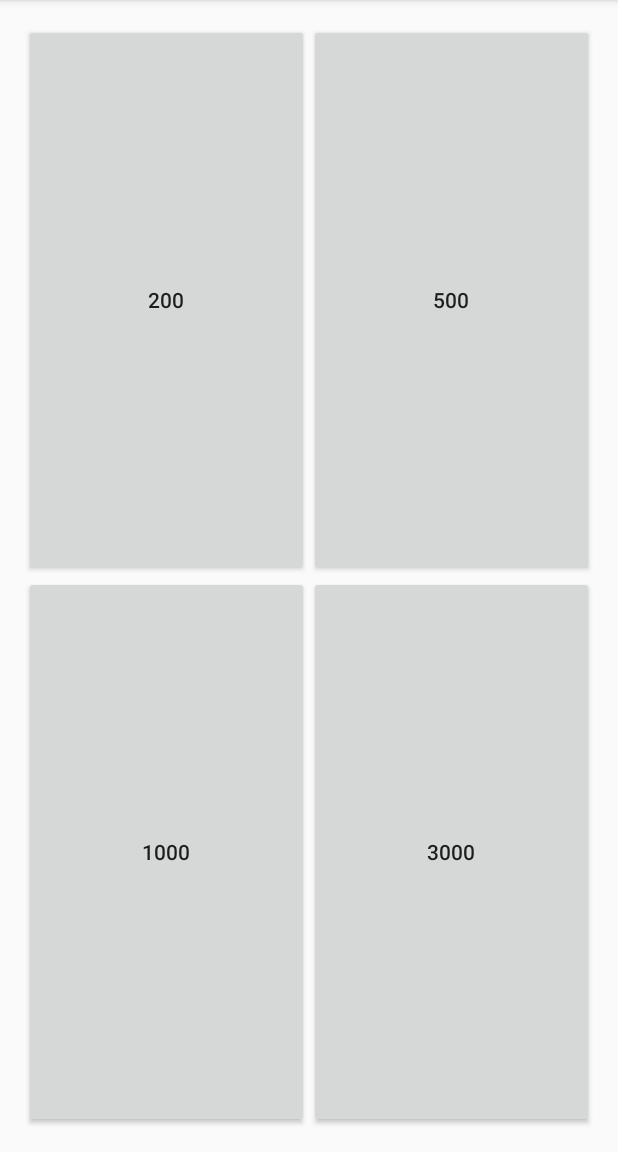
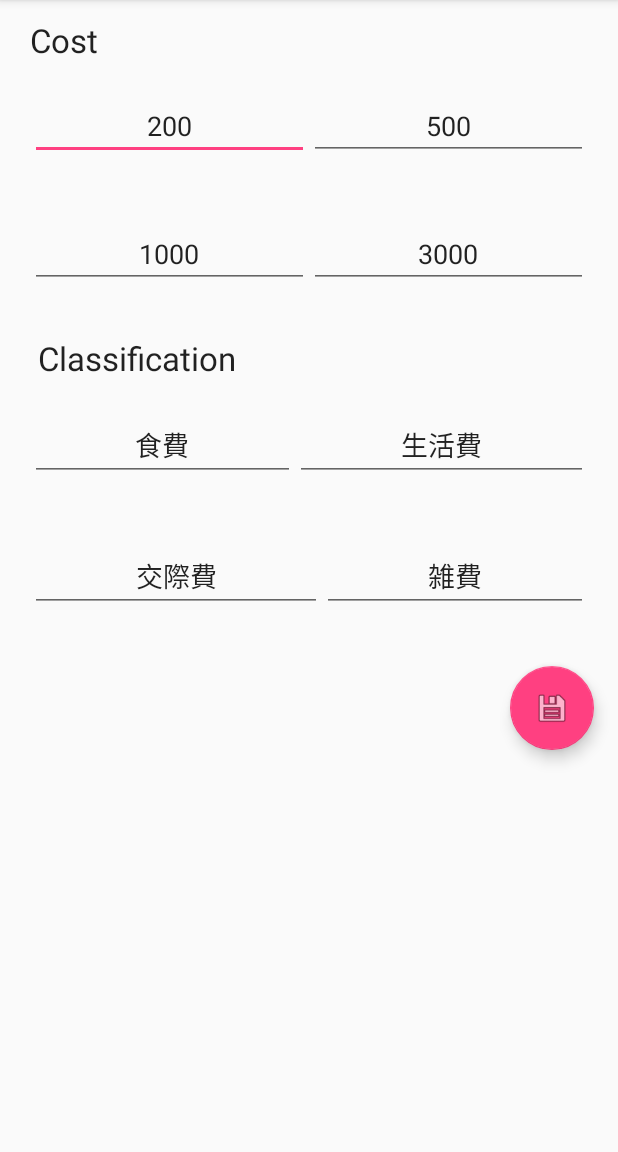
Before and after one commit to monohal/LPAccountBook, an Android app: the screen it shows after launch (LPAccountBookActivity before the commit, setDataActivity after it), in the options menu, after a tap on "Settings", on a phone screen of 412 x 824 dp, the part 84-1236 px from its top. Run offline under Robolectric (Android 15) with nearby library versions, the phone set to English and light mode, and no system bars.

Commit message:
データベース実装（要素変更まで）

```diff
--- a/app/src/main/AndroidManifest.xml
+++ b/app/src/main/AndroidManifest.xml
@@ -23,6 +23,10 @@
             android:name=".ListViewActivity">
         </activity>
 
+        <activity
+            android:name=".setDataActivity">
+        </activity>
+
         <provider
             android:authorities="com.example.hal.lpaccountbook"
             android:name="com.example.hal.lpaccountbook.DataProvider"
--- a/app/src/main/java/com/example/hal/lpaccountbook/InputState.java
+++ b/app/src/main/java/com/example/hal/lpaccountbook/InputState.java
@@ -19,10 +19,10 @@ public interface InputState {
     String MONEY_DATA = Data.MONEY_DATA;
     String STRING_DATA = Data.STRING_DATA;
 
-    String UL = "hl_button";
-    String UR = "hr_button";
-    String LL = "ll_button";
-    String LR = "lr_button";
+    String UL = "upper_left";
+    String UR = "upper_right";
+    String LL = "lower_left";
+    String LR = "lower_right";
 
     /**
      *  ボタンにsettextする
--- a/app/src/main/java/com/example/hal/lpaccountbook/LPAccountBookActivity.java
+++ b/app/src/main/java/com/example/hal/lpaccountbook/LPAccountBookActivity.java
@@ -85,14 +85,17 @@ public class LPAccountBookActivity extends AppCompatActivity {
         // automatically handle clicks on the Home/Up btnLL, so long
         // as you specify a parent activity in AndroidManifest.xml.
         int id = item.getItemId();
+        Intent intent;
 
         //noinspection SimplifiableIfStatement
         switch (id){
             case R.id.action_settings:
+                intent = new Intent(this, setDataActivity.class);
+                startActivity(intent);
                 return true;
 
             case R.id.action_listview:
-                Intent intent = new Intent(this, ListViewActivity.class);
+                intent = new Intent(this, ListViewActivity.class);
                 startActivity(intent);
                 return true;
         }
--- a/app/src/main/java/com/example/hal/lpaccountbook/ListViewActivity.java
+++ b/app/src/main/java/com/example/hal/lpaccountbook/ListViewActivity.java
@@ -5,6 +5,7 @@ import android.content.ContentResolver;
 import android.content.ContentUris;
 import android.content.Context;
 import android.content.CursorLoader;
+import android.content.Intent;
 import android.content.Loader;
 import android.database.Cursor;
 import android.database.sqlite.SQLiteDatabase;
@@ -13,6 +14,8 @@ import android.net.Uri;
 import android.os.Bundle;
 import android.provider.ContactsContract;
 import android.support.v7.app.AppCompatActivity;
+import android.view.Menu;
+import android.view.MenuItem;
 import android.view.View;
 import android.widget.AdapterView;
 import android.widget.ListView;
@@ -107,4 +110,40 @@ public class ListViewActivity extends AppCompatActivity
     public void onLoaderReset(Loader<Cursor> loader) {
         adapter.swapCursor(null);
     }
+
+    @Override
+    public boolean onCreateOptionsMenu(Menu menu) {
+        // Inflate the menu; this adds items to the action bar if it is present.
+        getMenuInflater().inflate(R.menu.menu_lpaccount_book, menu);
+        return true;
+    }
+
+    @Override
+    public boolean onOptionsItemSelected(MenuItem item) {
+        // Handle action bar item clicks here. The action bar will
+        // automatically handle clicks on the Home/Up btnLL, so long
+        // as you specify a parent activity in AndroidManifest.xml.
+        int id = item.getItemId();
+        Intent intent;
+
+        //noinspection SimplifiableIfStatement
+        switch (id){
+            case R.id.action_input:
+                intent = new Intent(this, LPAccountBookActivity.class);
+                startActivity(intent);
+                return true;
+
+            case R.id.action_settings:
+                intent = new Intent(this, setDataActivity.class);
+                startActivity(intent);
+                return true;
+
+            case R.id.action_listview:
+                intent = new Intent(this, ListViewActivity.class);
+                startActivity(intent);
+                return true;
+        }
+
+        return super.onOptionsItemSelected(item);
+    }
 }
--- /dev/null
+++ b/app/src/main/java/com/example/hal/lpaccountbook/setDataActivity.java
@@ -0,0 +1,128 @@
+package com.example.hal.lpaccountbook;
+
+import android.content.Intent;
+import android.content.SharedPreferences;
+import android.os.Bundle;
+import android.support.design.widget.FloatingActionButton;
+import android.support.design.widget.Snackbar;
+import android.support.v7.app.AppCompatActivity;
+import android.support.v7.widget.Toolbar;
+import android.view.Menu;
+import android.view.MenuItem;
+import android.view.View;
+import android.widget.EditText;
+
+/**
+ * Created by HAL on 2016/03/20.
+ */
+public class setDataActivity extends AppCompatActivity {
+
+    SharedPreferences money_data;
+    SharedPreferences.Editor money_editor;
+    SharedPreferences string_data;
+    SharedPreferences.Editor string_editor;
+
+    EditText etMoneyUL;
+    EditText etMoneyUR;
+    EditText etMoneyLL;
+    EditText etMoneyLR;
+
+    EditText etStringUL;
+    EditText etStringUR;
+    EditText etStringLL;
+    EditText etStringLR;
+
+    @Override
+    protected void onCreate(Bundle savedInstanceState) {
+        super.onCreate(savedInstanceState);
+        setContentView(R.layout.activity_setdata);
+
+        string_data = getSharedPreferences(InputState.STRING_FILE_NAME, MODE_PRIVATE);
+        money_data = getSharedPreferences(InputState.MONEY_FILE_NAME, MODE_PRIVATE);
+        setData(money_data, string_data);
+
+        FloatingActionButton fab = (FloatingActionButton) findViewById(R.id.fab);
+        fab.setOnClickListener(new View.OnClickListener() {
+            @Override
+            public void onClick(View view) {
+                SaveData();
+
+                Snackbar.make(view, "Saved" , Snackbar.LENGTH_LONG)
+                        .show();
+            }
+        });
+
+    }
+
+    public void SaveData(){
+        money_editor = money_data.edit();
+        money_editor.putInt(InputState.UL, Integer.parseInt(etMoneyUL.getText().toString()));
+        money_editor.putInt(InputState.UR, Integer.parseInt(etMoneyUR.getText().toString()));
+        money_editor.putInt(InputState.LL, Integer.parseInt(etMoneyLL.getText().toString()));
+        money_editor.putInt(InputState.LR, Integer.parseInt(etMoneyLR.getText().toString()));
+        money_editor.commit();
+
+        string_editor = string_data.edit();
+        string_editor.putString(InputState.UL, etStringUL.getText().toString());
+        string_editor.putString(InputState.UR, etStringUR.getText().toString());
+        string_editor.putString(InputState.LL, etStringLL.getText().toString());
+        string_editor.putString(InputState.LR, etStringLR.getText().toString());
+        string_editor.commit();
+
+    }
+
+    public void setData(SharedPreferences mdata, SharedPreferences sdata){
+        etMoneyUL = (EditText) findViewById(R.id.et_money_UL);
+        etMoneyUR = (EditText) findViewById(R.id.et_money_UR);
+        etMoneyLL = (EditText) findViewById(R.id.et_money_LL);
+        etMoneyLR = (EditText) findViewById(R.id.et_money_LR);
+
+        etMoneyUL.setText(String.valueOf(mdata.getInt(InputState.UL, 200)));
+        etMoneyUR.setText(String.valueOf(mdata.getInt(InputState.UR, 500)));
+        etMoneyLL.setText(String.valueOf(mdata.getInt(InputState.LL, 1000)));
+        etMoneyLR.setText(String.valueOf(mdata.getInt(InputState.LR, 3000)));
+
+        etStringUL = (EditText) findViewById(R.id.et_class_UL);
+        etStringUR = (EditText) findViewById(R.id.et_class_UR);
+        etStringLL = (EditText) findViewById(R.id.et_class_LL);
+        etStringLR = (EditText) findViewById(R.id.et_class_LR);
+
+        etStringUL.setText(sdata.getString(InputState.UL, "食費"));
+        etStringUR.setText(sdata.getString(InputState.UR, "生活費"));
+        etStringLL.setText(sdata.getString(InputState.LL, "交際費"));
+        etStringLR.setText(sdata.getString(InputState.LR, "雑費"));
+    }
+
+
+    @Override
+    public boolean onCreateOptionsMenu(Menu menu) {
+        // Inflate the menu; this adds items to the action bar if it is present.
+        getMenuInflater().inflate(R.menu.menu_lpaccount_book, menu);
+        return true;
+    }
+
+    @Override
+    public boolean onOptionsItemSelected(MenuItem item) {
+        // Handle action bar item clicks here. The action bar will
+        // automatically handle clicks on the Home/Up btnLL, so long
+        // as you specify a parent activity in AndroidManifest.xml.
+        int id = item.getItemId();
+        Intent intent;
+
+        //noinspection SimplifiableIfStatement
+        switch (id){
+            case R.id.action_settings:
+                intent = new Intent(this, setDataActivity.class);
+                startActivity(intent);
+                return true;
+
+            case R.id.action_listview:
+                intent = new Intent(this, ListViewActivity.class);
+                startActivity(intent);
+                return true;
+        }
+
+        return super.onOptionsItemSelected(item);
+    }
+
+}
--- /dev/null
+++ b/app/src/main/res/layout/activity_setdata.xml
@@ -0,0 +1,148 @@
+<?xml version="1.0" encoding="utf-8"?>
+<LinearLayout xmlns:android="http://schemas.android.com/apk/res/android"
+    android:orientation="vertical" android:layout_width="match_parent"
+    android:layout_height="match_parent">
+
+    <LinearLayout
+        android:orientation="vertical"
+        android:layout_width="match_parent"
+        android:layout_height="wrap_content">
+
+        <TextView
+            android:layout_width="wrap_content"
+            android:layout_height="wrap_content"
+            android:textAppearance="?android:attr/textAppearanceLarge"
+            android:text="Cost"
+            android:id="@+id/textView"
+            android:layout_marginLeft="20dp"
+            android:layout_marginTop="12dp" />
+
+        <LinearLayout
+            android:orientation="horizontal"
+            android:layout_width="match_parent"
+            android:layout_height="wrap_content"
+            android:layout_gravity="center_horizontal"
+            android:layout_margin="20dp">
+
+            <EditText
+                android:layout_width="wrap_content"
+                android:layout_height="wrap_content"
+                android:inputType="number"
+                android:ems="10"
+                android:id="@+id/et_money_UL"
+                android:layout_weight="1"
+                android:gravity="center_horizontal"
+                android:singleLine="true" />
+
+            <EditText
+                android:layout_width="wrap_content"
+                android:layout_height="wrap_content"
+                android:inputType="number"
+                android:ems="10"
+                android:id="@+id/et_money_UR"
+                android:layout_weight="1"
+                android:gravity="center_horizontal"
+                android:singleLine="true" />
+        </LinearLayout>
+
+        <LinearLayout
+            android:orientation="horizontal"
+            android:layout_width="match_parent"
+            android:layout_height="wrap_content"
+            android:layout_gravity="center_horizontal"
+            android:layout_margin="20dp" >
+
+            <EditText
+                android:layout_width="wrap_content"
+                android:layout_height="wrap_content"
+                android:inputType="number"
+                android:ems="10"
+                android:id="@+id/et_money_LL"
+                android:layout_weight="1"
+                android:gravity="center_horizontal"
+                android:singleLine="true" />
+
+            <EditText
+                android:layout_width="wrap_content"
+                android:layout_height="wrap_content"
+                android:inputType="number"
+                android:ems="10"
+                android:id="@+id/et_money_LR"
+                android:layout_weight="1"
+                android:gravity="center_horizontal"
+                android:singleLine="true" />
+        </LinearLayout>
+    </LinearLayout>
+
+    <LinearLayout
+        android:orientation="vertical"
+        android:layout_width="match_parent"
+        android:layout_height="wrap_content" >
+
+        <TextView
+            android:layout_width="wrap_content"
+            android:layout_height="wrap_content"
+            android:textAppearance="?android:attr/textAppearanceLarge"
+            android:text=" Classification"
+            android:id="@+id/textView2"
+            android:layout_marginLeft="20dp"
+            android:layout_marginTop="12dp" />
+
+        <LinearLayout
+            android:orientation="horizontal"
+            android:layout_width="match_parent"
+            android:layout_height="wrap_content"
+            android:layout_gravity="center_horizontal"
+            android:layout_margin="20dp" >
+
+            <EditText
+                android:layout_width="wrap_content"
+                android:layout_height="wrap_content"
+                android:id="@+id/et_class_UL"
+                android:layout_weight="1"
+                android:gravity="center_horizontal"
+                android:singleLine="true" />
+
+            <EditText
+                android:layout_width="wrap_content"
+                android:layout_height="wrap_content"
+                android:id="@+id/et_class_UR"
+                android:layout_weight="1"
+                android:gravity="center_horizontal"
+                android:singleLine="true" />
+        </LinearLayout>
+
+        <LinearLayout
+            android:orientation="horizontal"
+            android:layout_width="match_parent"
+            android:layout_height="wrap_content"
+            android:layout_gravity="center_horizontal"
+            android:layout_margin="20dp" >
+
+            <EditText
+                android:layout_width="wrap_content"
+                android:layout_height="wrap_content"
+                android:id="@+id/et_class_LL"
+                android:layout_weight="1"
+                android:gravity="center_horizontal"
+                android:singleLine="true" />
+
+            <EditText
+                android:layout_width="wrap_content"
+                android:layout_height="wrap_content"
+                android:id="@+id/et_class_LR"
+                android:layout_weight="1"
+                android:gravity="center_horizontal"
+                android:singleLine="true" />
+        </LinearLayout>
+
+    </LinearLayout>
+    <android.support.design.widget.FloatingActionButton
+        android:id="@+id/fab"
+        android:layout_width="wrap_content"
+        android:layout_height="wrap_content"
+        android:layout_gravity="bottom|end"
+        android:layout_margin="@dimen/fab_margin"
+        android:src="@android:drawable/ic_menu_save" />
+
+</LinearLayout>
--- a/app/src/main/res/menu/menu_lpaccount_book.xml
+++ b/app/src/main/res/menu/menu_lpaccount_book.xml
@@ -1,6 +1,8 @@
 <menu xmlns:android="http://schemas.android.com/apk/res/android"
-    xmlns:app="http://schemas.android.com/apk/res-auto"
-    xmlns:tools="http://schemas.android.com/tools" tools:context=".LPAccountBookActivity">
+xmlns:app="http://schemas.android.com/apk/res-auto"
+xmlns:tools="http://schemas.android.com/tools" tools:context=".LPAccountBookActivity">
+    <item android:id="@+id/action_input" android:title="@string/action_input"
+        android:orderInCategory="100" app:showAsAction="never" />
     <item android:id="@+id/action_settings" android:title="@string/action_settings"
         android:orderInCategory="100" app:showAsAction="never" />
     <item android:id="@+id/action_listview" android:title="@string/action_listview"
--- a/app/src/main/res/values/strings.xml
+++ b/app/src/main/res/values/strings.xml
@@ -1,5 +1,7 @@
 <resources>
     <string name="app_name">LPAccountBook</string>
+
+    <string name="action_input">Input</string>
     <string name="action_settings">Settings</string>
     <string name="action_listview">View</string>
 
```
